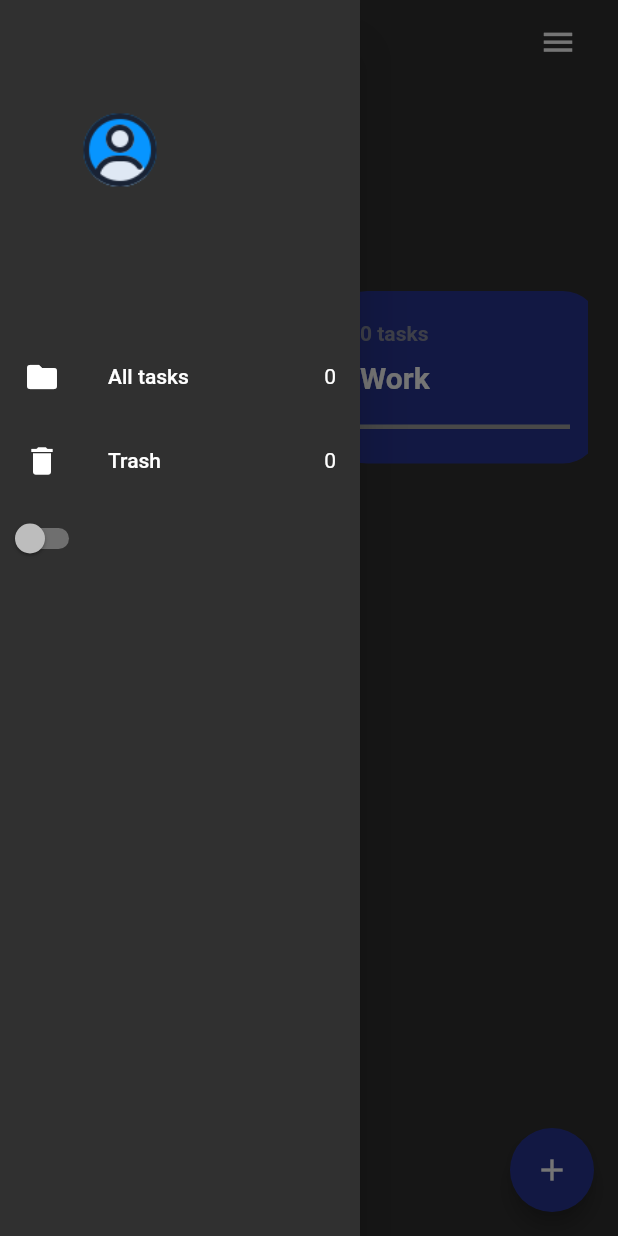
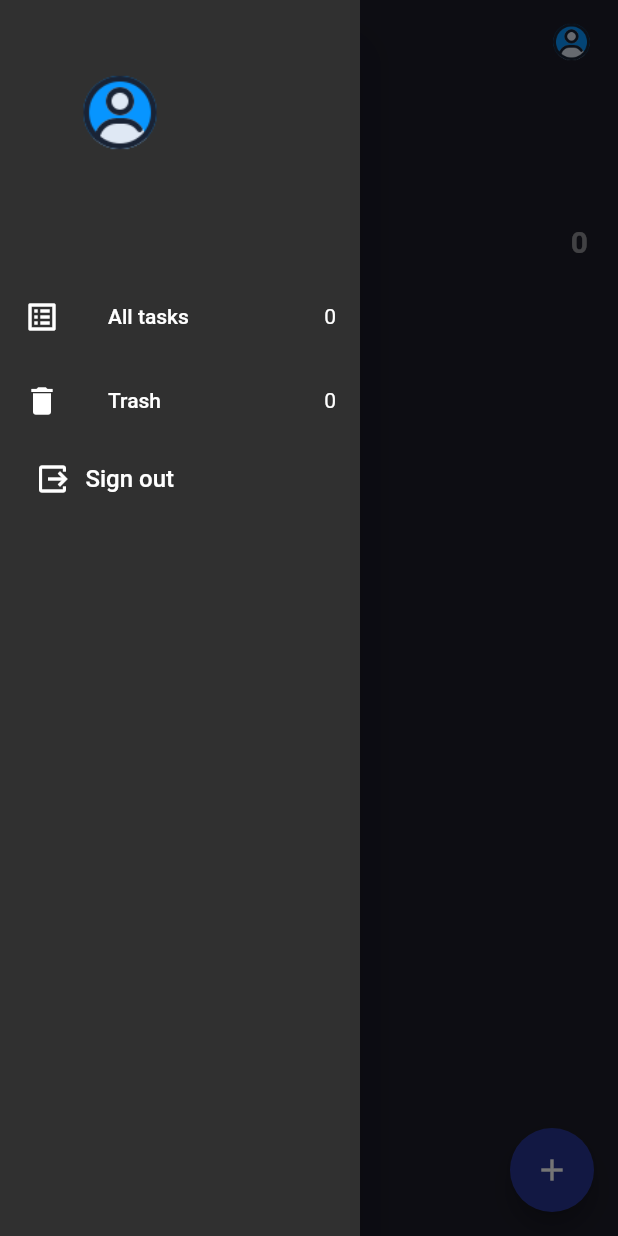
Before and after one commit to Ferrozo/todo-app-and-firebase-with-bloc, a Flutter app: the MainPage screen opened by its route, with the side drawer open, on a phone screen of 412 x 824 dp. Run offline on Flutter 3.47's test engine with Material 2 defaults, Android fonts, the phone set to English and light mode, and no system bars; our stand-ins replace bloc, email_validator, equatable, firebase_auth, firebase_core, flutter_bloc and 2 more; accounts and stored records are empty.

Commit message:
last ui design

```diff
--- a/lib/src/presentation/blocs/auth/auth_bloc.dart
+++ b/lib/src/presentation/blocs/auth/auth_bloc.dart
@@ -26,7 +26,8 @@ class AuthBloc extends Bloc<AuthEvent, AuthState> {
       try {
         await authRepository.signUp(
             email: event.email, password: event.password);
-        emit(Authenticated());
+        emit(Loading());
+        emit(UnAuthenticated());
       } catch (e) {
         emit(AuthError(error: e.toString()));
         emit(UnAuthenticated());
--- a/lib/src/presentation/blocs/dark_mode/dark_mode_state.dart
+++ b/lib/src/presentation/blocs/dark_mode/dark_mode_state.dart
@@ -1,5 +1,6 @@
 part of 'dark_mode_bloc.dart';
 
+// ignore: must_be_immutable
 class DarkModeState extends Equatable {
   DarkModeState({required this.isDarkMode});
 
@@ -9,6 +10,7 @@ class DarkModeState extends Equatable {
   List<Object> get props => [isDarkMode];
 }
 
+// ignore: must_be_immutable
 class DarkModeInitial extends DarkModeState {
   DarkModeInitial({required super.isDarkMode});
 }
--- a/lib/src/presentation/screen/left_bar/left_bar.dart
+++ b/lib/src/presentation/screen/left_bar/left_bar.dart
@@ -2,13 +2,14 @@ import 'package:firebase_auth/firebase_auth.dart';
 import 'package:flutter/material.dart';
 // ignore: depend_on_referenced_packages
 import 'package:flutter_bloc/flutter_bloc.dart';
+import 'package:todo_app_with_firebase/src/presentation/blocs/auth/auth_bloc.dart';
 import 'package:todo_app_with_firebase/src/presentation/blocs/auth/auth_state.dart';
-import 'package:todo_app_with_firebase/src/presentation/blocs/dark_mode/dark_mode_bloc.dart';
 import 'package:todo_app_with_firebase/src/presentation/blocs/tasks/tasks_bloc.dart';
+import 'package:todo_app_with_firebase/src/presentation/screen/trash/trash.dart';
 
+import '../../blocs/auth/auth_event.dart';
 import '../main_page/main_page.dart';
 import '../sign_in/sign_in.dart';
-import '../trash/trash.dart';
 
 class LeftBar extends StatelessWidget {
   const LeftBar({Key? key}) : super(key: key);
@@ -41,7 +42,7 @@ class LeftBar extends StatelessWidget {
                       padding: const EdgeInsets.only(left: 50),
                       alignment: Alignment.centerLeft,
                       width: MediaQuery.of(context).size.width,
-                      height: 200,
+                      height: 150,
                       child: showCurrentUser.photoURL != null
                           ? Container(
                               height: 85,
@@ -63,12 +64,15 @@ class LeftBar extends StatelessWidget {
                               width: 60,
                             ),
                     ),
-                    Text(
-                      showCurrentUser.displayName ?? 'Dude',
-                      style: const TextStyle(
-                        fontSize: 20,
-                        fontWeight: FontWeight.bold,
-                        color: Colors.white,
+                    Container(
+                      margin: const EdgeInsets.only(left: 20, bottom: 10),
+                      child: Text(
+                        showCurrentUser.displayName ?? 'Dude',
+                        style: const TextStyle(
+                          fontSize: 20,
+                          fontWeight: FontWeight.bold,
+                          color: Colors.white,
+                        ),
                       ),
                     ),
                     BlocBuilder<TasksBloc, TasksState>(
@@ -77,7 +81,7 @@ class LeftBar extends StatelessWidget {
                           onTap: () => Navigator.of(context)
                               .pushReplacementNamed(MainPage.id),
                           child: ListTile(
-                            leading: const Icon(Icons.folder),
+                            leading: const Icon(Icons.list_alt),
                             title: const Text('All tasks'),
                             trailing: Text('${state.allTasks.length}'),
                           ),
@@ -97,21 +101,27 @@ class LeftBar extends StatelessWidget {
                         );
                       },
                     ),
-                    BlocBuilder<DarkModeBloc, DarkModeState>(
-                      builder: (context, state) {
-                        return Switch(
-                          value: state.isDarkMode,
-                          onChanged: (v) {
-                            v
-                                ? context
-                                    .read<DarkModeBloc>()
-                                    .add(DarkModeOnEvent())
-                                : context
-                                    .read<DarkModeBloc>()
-                                    .add(DarkModeOffEvent());
+                    Padding(
+                      padding: const EdgeInsets.only(left: 15),
+                      child: TextButton(
+                          onPressed: () {
+                            context.read<AuthBloc>().add(SignOutRequested());
                           },
-                        );
-                      },
+                          child: Row(
+                            crossAxisAlignment: CrossAxisAlignment.center,
+                            children: const [
+                              Icon(
+                                Icons.output,
+                                color: Colors.white,
+                              ),
+                              SizedBox(width: 10),
+                              Text('Sign out',
+                                  style: TextStyle(
+                                    color: Colors.white,
+                                    fontSize: 16,
+                                  ))
+                            ],
+                          )),
                     )
                   ],
                 ),
--- a/lib/src/presentation/screen/main_page/main_page.dart
+++ b/lib/src/presentation/screen/main_page/main_page.dart
@@ -4,12 +4,10 @@ import 'package:firebase_auth/firebase_auth.dart';
 import 'package:flutter_bloc/flutter_bloc.dart';
 import 'package:todo_app_with_firebase/src/data/models/task.dart';
 import 'package:todo_app_with_firebase/src/presentation/blocs/auth/auth_bloc.dart';
-import 'package:todo_app_with_firebase/src/presentation/blocs/auth/auth_event.dart';
 import 'package:todo_app_with_firebase/src/presentation/blocs/auth/auth_state.dart';
 import 'package:todo_app_with_firebase/src/presentation/blocs/tasks/tasks_bloc.dart';
 
 import '../../widgets/add_task_input.dart';
-import '../../widgets/todo_category.dart';
 import '../../widgets/todo_list.dart';
 import '../left_bar/left_bar.dart';
 import '../sign_in/sign_in.dart';
@@ -38,12 +36,12 @@ class _MainPageState extends State<MainPage> {
   @override
   Widget build(BuildContext context) {
     final showCurrentUser = FirebaseAuth.instance.currentUser!;
-    final List categoryList = ['Studies', 'Work', 'Business'];
+    // final List categoryList = ['Studies', 'Work', 'Business'];
     return BlocBuilder<TasksBloc, TasksState>(
       builder: (context, state) {
         List<Task> todosList = state.allTasks;
         return Scaffold(
-          // backgroundColor: const Color(0xFF181920),
+          backgroundColor: const Color(0xFF1D1D29),
           appBar: AppBar(
             elevation: 0,
             backgroundColor: Colors.transparent,
@@ -57,12 +55,12 @@ class _MainPageState extends State<MainPage> {
                 }
               },
               child: Row(
-                mainAxisAlignment: MainAxisAlignment.spaceBetween,
+                mainAxisAlignment: MainAxisAlignment.end,
                 children: [
                   showCurrentUser.photoURL != null
                       ? Container(
-                          height: 55,
-                          width: 55,
+                          height: 45,
+                          width: 45,
                           decoration: BoxDecoration(
                             border: Border.all(
                                 width: 2.0,
@@ -77,17 +75,8 @@ class _MainPageState extends State<MainPage> {
                         )
                       : Image.asset(
                           'src/assets/userAvatar.png',
-                          width: 40,
+                          width: 30,
                         ),
-                  IconButton(
-                    onPressed: () {
-                      context.read<AuthBloc>().add(SignOutRequested());
-                    },
-                    icon: const Icon(
-                      Icons.menu,
-                      size: 25,
-                    ),
-                  )
                 ],
               ),
             ),
@@ -110,52 +99,56 @@ class _MainPageState extends State<MainPage> {
                   const SizedBox(height: 40),
                   showCurrentUser.displayName != null
                       ? Text(
-                          'What\'s up, ${showCurrentUser.displayName}!',
+                          'Hi, ${showCurrentUser.displayName}!',
                           style: const TextStyle(
                             color: Colors.white70,
                             fontWeight: FontWeight.bold,
-                            fontSize: 25,
+                            fontSize: 18,
                           ),
                         )
                       : const Text(
-                          'What\'s up, Dude!',
+                          'Hi, Dude!',
                           style: TextStyle(
                             color: Colors.white70,
                             fontWeight: FontWeight.bold,
-                            fontSize: 25,
+                            fontSize: 18,
                           ),
                         ),
                   const SizedBox(height: 30),
-                  Text(
-                    'CATEGORIES',
+                  Row(
+                    mainAxisAlignment: MainAxisAlignment.spaceBetween,
+                    children: [
+                      const Text(
+                        'Today\'s Goal',
                         style: TextStyle(
-                      color: Colors.grey.withOpacity(0.6),
-                      fontSize: 16,
+                          color: Colors.white,
+                          fontSize: 24,
+                          fontWeight: FontWeight.bold,
                         ),
                       ),
-                  const SizedBox(height: 20),
-                  SingleChildScrollView(
-                    scrollDirection: Axis.horizontal,
-                    child: Row(
-                      children: [
-                        for (int i = 0; i < 3; i++)
-                          TodoCategory(
-                            categoryTitle: categoryList[i],
-                            numberOfTasks: 0,
+                      BlocBuilder<TasksBloc, TasksState>(
+                        builder: (context, state) {
+                          return Text(
+                            '${state.allTasks.length}',
+                            style: TextStyle(
+                              color: Colors.white.withOpacity(0.5),
+                              fontWeight: FontWeight.bold,
+                              fontSize: 20,
+                            ),
+                          );
+                        },
                       ),
                     ],
                   ),
-                  ),
-                  const SizedBox(height: 40),
-                  const Text(
-                    'TODAY\'S TASKS',
-                    style: TextStyle(
-                      color: Colors.grey,
-                      fontSize: 14,
+                  const SizedBox(height: 30),
+                  SingleChildScrollView(
+                    scrollDirection: Axis.vertical,
+                    child: SizedBox(
+                      width: MediaQuery.of(context).size.width,
+                      height: MediaQuery.of(context).size.height / 1.8,
+                      child: TodoList(todosList: todosList),
                     ),
                   ),
-                  const SizedBox(height: 10),
-                  TodoList(todosList: todosList),
                 ],
               ),
             ),
--- a/lib/src/presentation/widgets/task_tile.dart
+++ b/lib/src/presentation/widgets/task_tile.dart
@@ -23,7 +23,7 @@ class TaskTile extends StatelessWidget {
     return ListTile(
       trailing: Checkbox(
         shape: const RoundedRectangleBorder(
-            borderRadius: BorderRadius.all(Radius.circular(50))),
+            borderRadius: BorderRadius.all(Radius.circular(10))),
         value: todo.isDone,
         onChanged: todo.isDeleted == false
             ? (v) {
--- a/lib/src/presentation/widgets/todo_list.dart
+++ b/lib/src/presentation/widgets/todo_list.dart
@@ -26,7 +26,7 @@ class TodoList extends StatelessWidget {
               top: 10,
             ),
             decoration: BoxDecoration(
-              color: Colors.indigo[800],
+              color: const Color(0xFF242432),
               borderRadius: BorderRadius.circular(15),
             ),
             child: TaskTile(todo: todo),
```
Also changed, not shown: lib/main.dart (+8 -6 lines), lib/src/presentation/screen/sign_in/sign_in.dart (+3 -8 lines), lib/src/presentation/screen/sign_up/sign_up.dart (+3 -6 lines), lib/src/presentation/screen/trash/trash.dart (+9 -5 lines), lib/src/presentation/widgets/add_task_input.dart (+49 -13 lines). Lines whose indentation alone changed are shown as unchanged.
